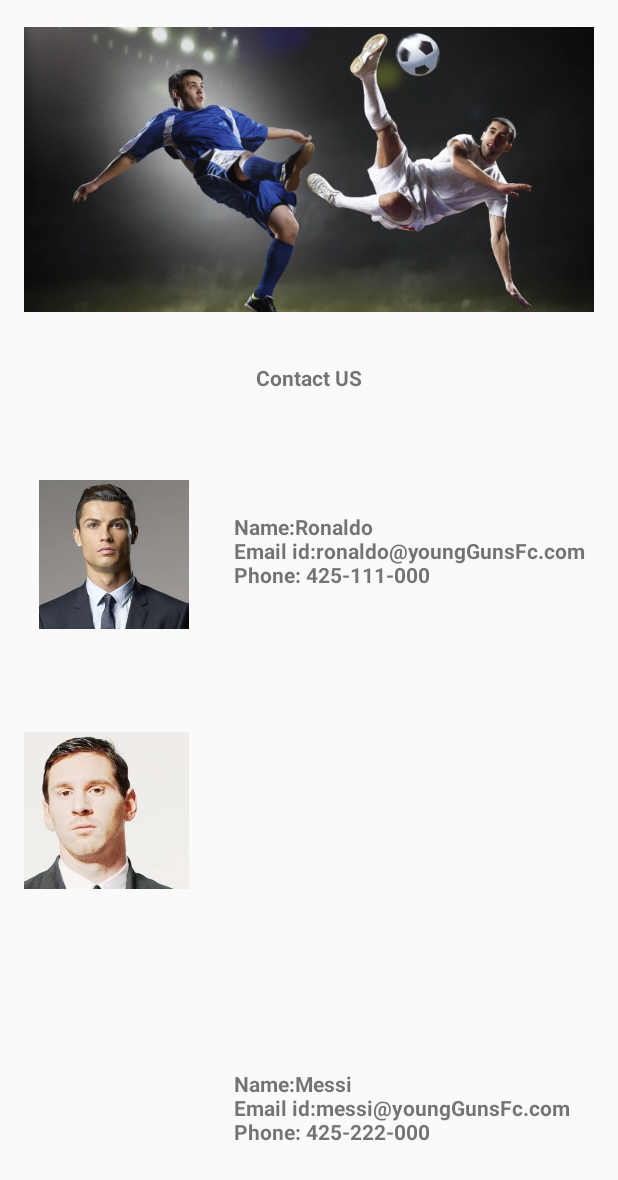
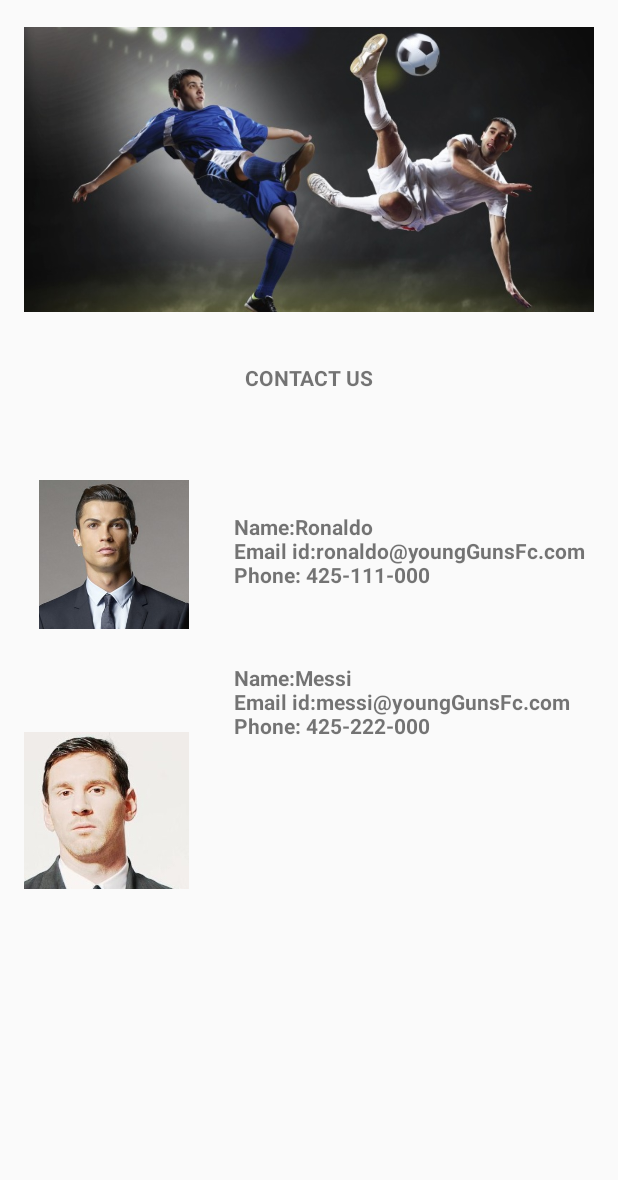
Before and after one commit to Y0Q/Young-Guns-Football-Academy---Android-App, an Android app: the contactus screen opened directly, with no data from a screen before it, on a phone screen of 412 x 824 dp. Shown: the top 1180 px of the screen. Run offline under Robolectric (Android 15) with nearby library versions, the phone set to English and light mode, and no system bars.

Commit message:
other activites

```diff
--- a/app/build.gradle
+++ b/app/build.gradle
@@ -71,6 +71,7 @@ dependencies {
     compile('com.google.apis:google-api-services-calendar:v3-rev225-1.22.0') {
         exclude group: 'org.apache.httpcomponents'
     }
+    compile 'com.android.support.constraint:constraint-layout:1.0.0-beta4'
 }
 
 repositories {
--- a/app/src/main/java/jj8/firebase_test/ViewTrainingFragment.java
+++ b/app/src/main/java/jj8/firebase_test/ViewTrainingFragment.java
@@ -121,6 +121,7 @@ public class ViewTrainingFragment extends Fragment {
             // currently the only one location is hardcoded in the database
             // but later in the near future the locations will be updated
             Intent intent = new Intent(getActivity(), MapsActivity.class);
+
             startActivity(intent);
         }
     }
--- a/app/src/main/res/layout/activity_aboutuss.xml
+++ b/app/src/main/res/layout/activity_aboutuss.xml
@@ -16,7 +16,7 @@
         android:layout_width="match_parent"
         android:layout_height="194dp"
         android:layout_marginTop="0dp"
-        android:background="@drawable/footgo"/>
+        android:src="@drawable/footgo"/>
     <TextView
         android:layout_width="wrap_content"
         android:layout_height="wrap_content"
--- a/app/src/main/res/layout/activity_contactus.xml
+++ b/app/src/main/res/layout/activity_contactus.xml
@@ -24,7 +24,7 @@
     <TextView
         android:layout_width="wrap_content"
         android:layout_height="wrap_content"
-        android:text="Contact US"
+        android:text="CONTACT US"
         android:layout_marginTop="32dp"
         android:layout_below="@+id/imageView1"
         android:id="@+id/textview1"
@@ -74,8 +74,8 @@
         Phone: 425-222-000\n"
         android:id="@+id/textview3"
         android:textStyle="normal|bold"
-        android:layout_marginBottom="28dp"
-        android:layout_alignParentBottom="true"
-        android:layout_toEndOf="@+id/imageView2"/>
+        android:layout_below="@+id/textview2"
+        android:layout_toEndOf="@+id/imageView2"
+        android:layout_marginTop="33dp"/>
 
 </RelativeLayout>
--- a/app/src/main/res/values/colors.xml
+++ b/app/src/main/res/values/colors.xml
@@ -1,10 +1,15 @@
 <?xml version="1.0" encoding="utf-8"?>
 <resources>
-    <color name="colorPrimary">#3f51b5</color>
-    <color name="colorPrimaryDark">#303F9F</color>
-    <color name="colorAccent">#FF4081</color>
+
     <color name="black">#000</color>
-
+    <color name="colorPrimary">#8BC34A</color>
+    <color name="colorPrimaryDark">#689F38</color>
+    <color name="primary_light">#DCEDC8</color>
+    <color name="colorAccent">#CDDC39</color>
+    <color name="primary_text">#212121</color>
+    <color name="secondary_text">#757575</color>
+    <color name="icons">#212121</color>
+    <color name="divider">#BDBDBD</color>
 
 
     <item name="blue" type="color">#FF33B5E5</item>
--- a/app/src/main/res/values/styles.xml
+++ b/app/src/main/res/values/styles.xml
@@ -3,6 +3,7 @@
     <!-- Base application theme. -->
     <style name="AppTheme" parent="Theme.AppCompat.Light.DarkActionBar">
         <!-- Customize your theme here. -->
+
         <item name="colorPrimary">@color/colorPrimary</item>
         <item name="colorPrimaryDark">@color/colorPrimaryDark</item>
         <item name="colorAccent">@color/colorAccent</item>
```
Also changed, not shown: app/src/main/java/jj8/firebase_test/MapsActivity.java (+4 -4 lines), app/src/main/AndroidManifest.xml (line endings or trailing spaces), app/src/main/res/mipmap-mdpi/icon.png (added).
